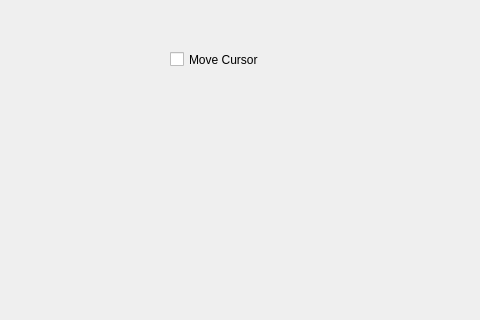
This is color_picker/main.ui in nexayq/webcam_cursor as Qt 5 draws it before an edit; both pictures show x 320 to 800 and y 0 to 320 of the 800 by 600 pixel window. The edited form follows.
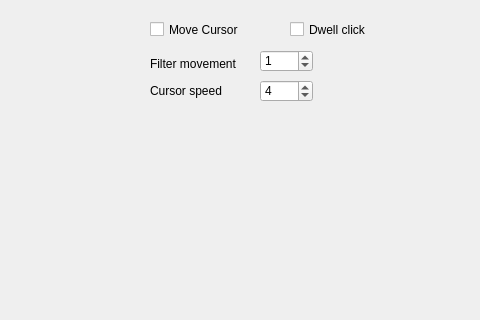
This is the edited form.

Commit message: PyQt - User selects pixel filter and cursor speed

```diff
--- a/color_picker/main.ui
+++ b/color_picker/main.ui
@@ -94,8 +94,8 @@
    <widget class="QCheckBox" name="moveCursorCheckBox">
     <property name="geometry">
      <rect>
-      <x>490</x>
-      <y>50</y>
+      <x>470</x>
+      <y>20</y>
       <width>101</width>
       <height>19</height>
      </rect>
@@ -104,6 +104,80 @@
      <string>Move Cursor</string>
     </property>
    </widget>
+   <widget class="QSpinBox" name="filterSpinBox">
+    <property name="geometry">
+     <rect>
+      <x>580</x>
+      <y>50</y>
+      <width>53</width>
+      <height>22</height>
+     </rect>
+    </property>
+    <property name="maximum">
+     <number>10</number>
+    </property>
+    <property name="value">
+     <number>1</number>
+    </property>
+   </widget>
+   <widget class="QSpinBox" name="speedSpinBox">
+    <property name="geometry">
+     <rect>
+      <x>580</x>
+      <y>80</y>
+      <width>53</width>
+      <height>22</height>
+     </rect>
+    </property>
+    <property name="minimum">
+     <number>0</number>
+    </property>
+    <property name="maximum">
+     <number>40</number>
+    </property>
+    <property name="value">
+     <number>4</number>
+    </property>
+   </widget>
+   <widget class="QLabel" name="filterLabel">
+    <property name="geometry">
+     <rect>
+      <x>470</x>
+      <y>53</y>
+      <width>121</width>
+      <height>21</height>
+     </rect>
+    </property>
+    <property name="text">
+     <string>Filter movement</string>
+    </property>
+   </widget>
+   <widget class="QLabel" name="labelSpeed">
+    <property name="geometry">
+     <rect>
+      <x>470</x>
+      <y>80</y>
+      <width>121</width>
+      <height>21</height>
+     </rect>
+    </property>
+    <property name="text">
+     <string>Cursor speed</string>
+    </property>
+   </widget>
+   <widget class="QCheckBox" name="dwellClickCheckBox">
+    <property name="geometry">
+     <rect>
+      <x>610</x>
+      <y>20</y>
+      <width>101</width>
+      <height>19</height>
+     </rect>
+    </property>
+    <property name="text">
+     <string>Dwell click</string>
+    </property>
+   </widget>
   </widget>
   <widget class="QMenuBar" name="menubar">
    <property name="geometry">
```
The commit also changes 1 other file.
